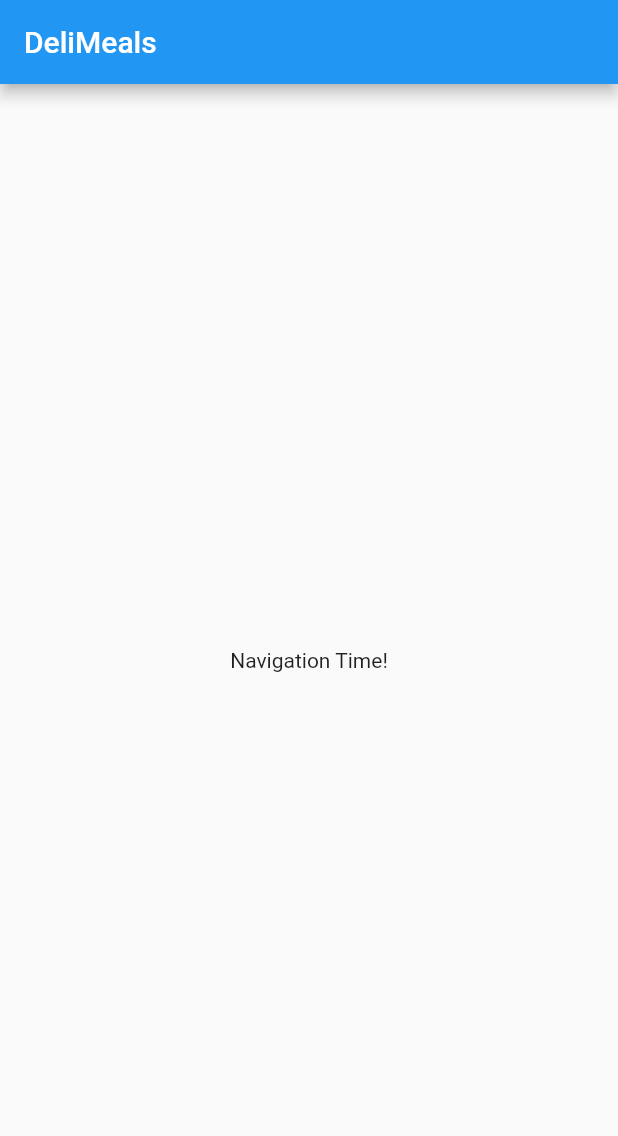
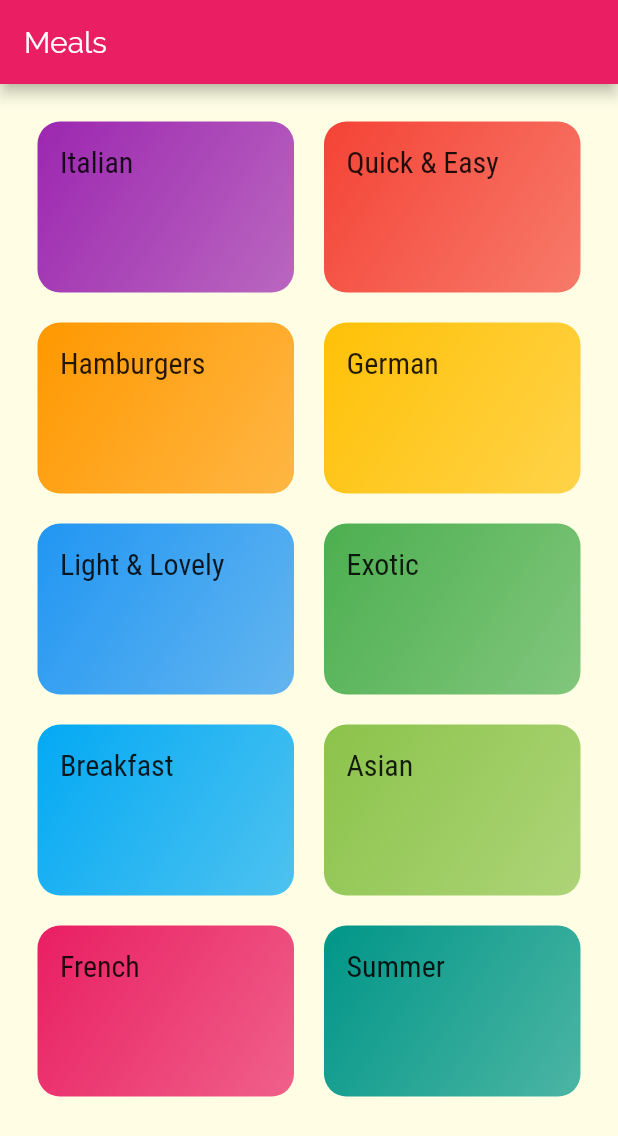
Before and after one commit to devdaemon404/meals, a Flutter app: the screen it shows after launch, on a phone screen of 412 x 824 dp. Shown: the top 1136 px of the screen. Run offline on Flutter 3.47's test engine with Material 2 defaults, Android fonts, the phone set to English and light mode, and no system bars.

Commit message:
Added Styling abd Theming

```diff
--- /dev/null
+++ b/lib/categories_screen.dart
@@ -0,0 +1,31 @@
+import 'package:flutter/material.dart';
+import './models/category.dart';
+
+import './dummy_data.dart';
+import './category_item.dart';
+
+class CategoriesScreen extends StatelessWidget {
+  @override
+  Widget build(BuildContext context) {
+    return Scaffold(
+      appBar: AppBar(
+        title: const Text('Meals'),
+      ),
+      body: GridView(
+        padding: const EdgeInsets.all(25),
+        children: DUMMY_CATEGORIES
+            .map((cat) => CategoryItem(
+                  cat.title,
+                  cat.color,
+                ))
+            .toList(),
+        gridDelegate: SliverGridDelegateWithMaxCrossAxisExtent(
+          maxCrossAxisExtent: 200,
+          childAspectRatio: 3 / 2,
+          crossAxisSpacing: 20,
+          mainAxisSpacing: 20,
+        ),
+      ),
+    );
+  }
+}
--- /dev/null
+++ b/lib/category_item.dart
@@ -0,0 +1,30 @@
+import 'package:flutter/material.dart';
+
+class CategoryItem extends StatelessWidget {
+  final String title;
+  final Color color;
+
+  CategoryItem(this.title, this.color);
+
+  @override
+  Widget build(BuildContext context) {
+    return Container(
+      padding: const EdgeInsets.all(15),
+      child: Text(
+        title,
+        style: Theme.of(context).textTheme.headline6,
+      ),
+      decoration: BoxDecoration(
+        gradient: LinearGradient(
+          colors: [
+            color,
+            color.withOpacity(0.7),
+          ],
+          begin: Alignment.topLeft,
+          end: Alignment.bottomRight,
+        ),
+        borderRadius: BorderRadius.circular(15),
+      ),
+    );
+  }
+}
--- /dev/null
+++ b/lib/dummy_data.dart
@@ -0,0 +1,56 @@
+import 'package:flutter/material.dart';
+
+import './models/category.dart';
+
+const DUMMY_CATEGORIES = const [
+  Category(
+    id: 'c1',
+    title: 'Italian',
+    color: Colors.purple,
+  ),
+  Category(
+    id: 'c2',
+    title: 'Quick & Easy',
+    color: Colors.red,
+  ),
+  Category(
+    id: 'c3',
+    title: 'Hamburgers',
+    color: Colors.orange,
+  ),
+  Category(
+    id: 'c4',
+    title: 'German',
+    color: Colors.amber,
+  ),
+  Category(
+    id: 'c5',
+    title: 'Light & Lovely',
+    color: Colors.blue,
+  ),
+  Category(
+    id: 'c6',
+    title: 'Exotic',
+    color: Colors.green,
+  ),
+  Category(
+    id: 'c7',
+    title: 'Breakfast',
+    color: Colors.lightBlue,
+  ),
+  Category(
+    id: 'c8',
+    title: 'Asian',
+    color: Colors.lightGreen,
+  ),
+  Category(
+    id: 'c9',
+    title: 'French',
+    color: Colors.pink,
+  ),
+  Category(
+    id: 'c10',
+    title: 'Summer',
+    color: Colors.teal,
+  ),
+];
--- a/lib/main.dart
+++ b/lib/main.dart
@@ -1,4 +1,5 @@
 import 'package:flutter/material.dart';
+import './categories_screen.dart';
 
 void main() => runApp(MyApp());
 
@@ -8,9 +9,24 @@ class MyApp extends StatelessWidget {
     return MaterialApp(
       title: 'DeliMeals',
       theme: ThemeData(
-        primarySwatch: Colors.blue,
+        primarySwatch: Colors.pink,
+        accentColor: Colors.amber,
+        canvasColor: Color.fromRGBO(255, 254, 229, 1),
+        fontFamily: 'Raleway',
+        textTheme: ThemeData.light().textTheme.copyWith(
+            bodyText1: TextStyle(
+              color: Color.fromRGBO(20, 51, 51, 1),
+            ),
+            bodyText2: TextStyle(
+              color: Color.fromRGBO(20, 51, 51, 1),
+            ),
+            // ignore: deprecated_member_use
+            headline6: TextStyle(
+              fontSize: 20,
+              fontFamily: 'RobotoCondensed',
+            )),
       ),
-      home: MyHomePage(),
+      home: CategoriesScreen(),
       debugShowCheckedModeBanner: false,
     );
   }
--- /dev/null
+++ b/lib/models/category.dart
@@ -0,0 +1,13 @@
+import 'package:flutter/material.dart';
+
+class Category {
+  final String id;
+  final String title;
+  final Color color;
+
+  const Category({
+    @required this.id,
+    this.title,
+    this.color = Colors.orange,
+  });
+}
```
Also changed, not shown: pubspec.yaml (+19 -3 lines), assets/fonts/Raleway-Black.ttf (added), assets/fonts/Raleway-Bold.ttf (added), assets/fonts/Raleway-Regular.ttf (added), assets/fonts/RobotoCondensed-Bold.ttf (added), assets/fonts/RobotoCondensed-Italic.ttf (added), assets/fonts/RobotoCondensed-Light.ttf (added), assets/fonts/RobotoCondensed-Regular.ttf (added), pubspec.lock, 1 other file.
